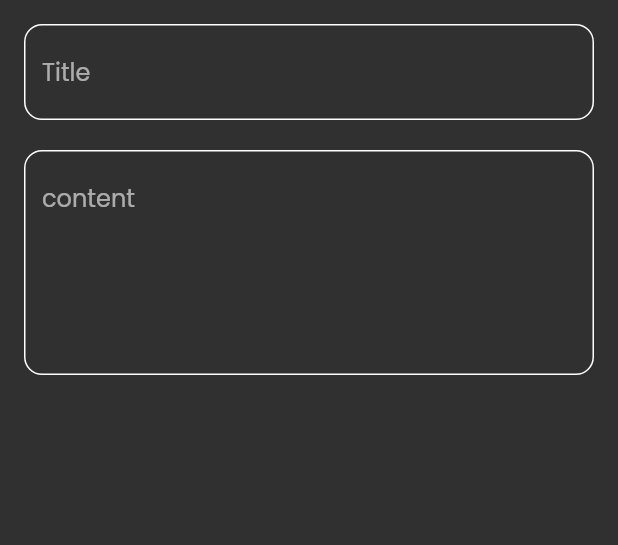
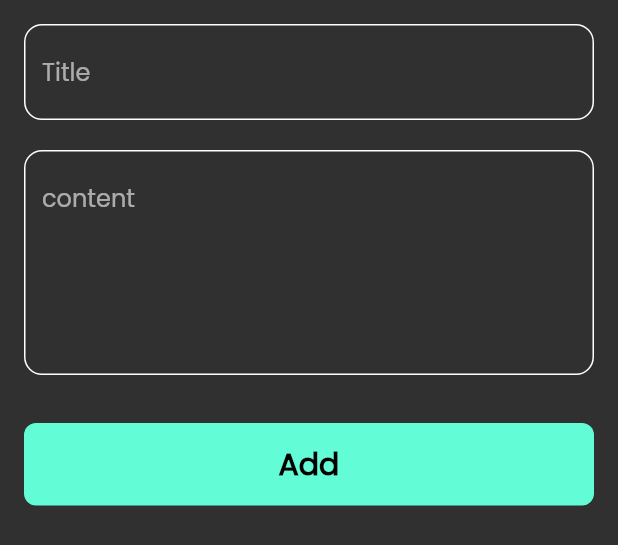
Before and after one commit to Mariamibrahim88/Notes_App, a Flutter app: the AddNoteBottomSheet widget shown alone on an empty page, opened directly, on a phone screen of 412 x 824 dp. Shown: the top 545 px of the screen. Run offline on Flutter 3.47's test engine with Material 2 defaults, Android fonts, the phone set to English and light mode, and no system bars.

Commit message:
finish notes bottom sheet

```diff
--- a/lib/views/notes_view.dart
+++ b/lib/views/notes_view.dart
@@ -1,6 +1,6 @@
 import 'package:flutter/material.dart';
 
-import '../widgets/note_bottom_sheet.dart';
+import '../widgets/note_botton_sheet.dart';
 import 'notes_view_body.dart';
 
 class NotesView extends StatelessWidget {
--- /dev/null
+++ b/lib/widgets/custom_buttom.dart
@@ -0,0 +1,24 @@
+import 'package:flutter/material.dart';
+
+import '../constants.dart';
+
+class CustomButton extends StatelessWidget {
+  const CustomButton({super.key});
+
+  @override
+  Widget build(BuildContext context) {
+    return Container(
+      width: MediaQuery.of(context).size.width,
+      height: 55,
+      decoration: BoxDecoration(
+          borderRadius: BorderRadius.circular(8), color: kprimarycolor),
+      child: Center(
+        child: Text(
+          'Add',
+          style: TextStyle(
+              color: Colors.black, fontSize: 20, fontWeight: FontWeight.bold),
+        ),
+      ),
+    );
+  }
+}
--- a/lib/widgets/note_bottom_sheet.dart
+++ /dev/null
@@ -1,27 +0,0 @@
-import 'package:flutter/material.dart';
-import 'package:notes_app/widgets/custom_text_field.dart';
-
-class AddNoteBottomSheet extends StatelessWidget {
-  const AddNoteBottomSheet({super.key});
-
-  @override
-  Widget build(BuildContext context) {
-    return const Padding(
-      padding: EdgeInsets.all(16.0),
-      child: Column(
-        children: [
-          CustomTextField(
-            texthint: 'Title',
-          ),
-          SizedBox(
-            height: 20,
-          ),
-          CustomTextField(
-            texthint: 'content',
-            maxLines: 5,
-          ),
-        ],
-      ),
-    );
-  }
-}
--- /dev/null
+++ b/lib/widgets/note_botton_sheet.dart
@@ -0,0 +1,34 @@
+import 'package:flutter/material.dart';
+import 'package:notes_app/widgets/custom_text_field.dart';
+import 'package:notes_app/widgets/custom_buttom.dart';
+
+class AddNoteBottomSheet extends StatelessWidget {
+  const AddNoteBottomSheet({super.key});
+
+  @override
+  Widget build(BuildContext context) {
+    return const Padding(
+      padding: EdgeInsets.all(16.0),
+      child: SingleChildScrollView(
+        child: Column(
+          children: [
+            CustomTextField(
+              texthint: 'Title',
+            ),
+            SizedBox(
+              height: 20,
+            ),
+            CustomTextField(
+              texthint: 'content',
+              maxLines: 5,
+            ),
+            SizedBox(
+              height: 32,
+            ),
+            CustomButton(),
+          ],
+        ),
+      ),
+    );
+  }
+}
```
